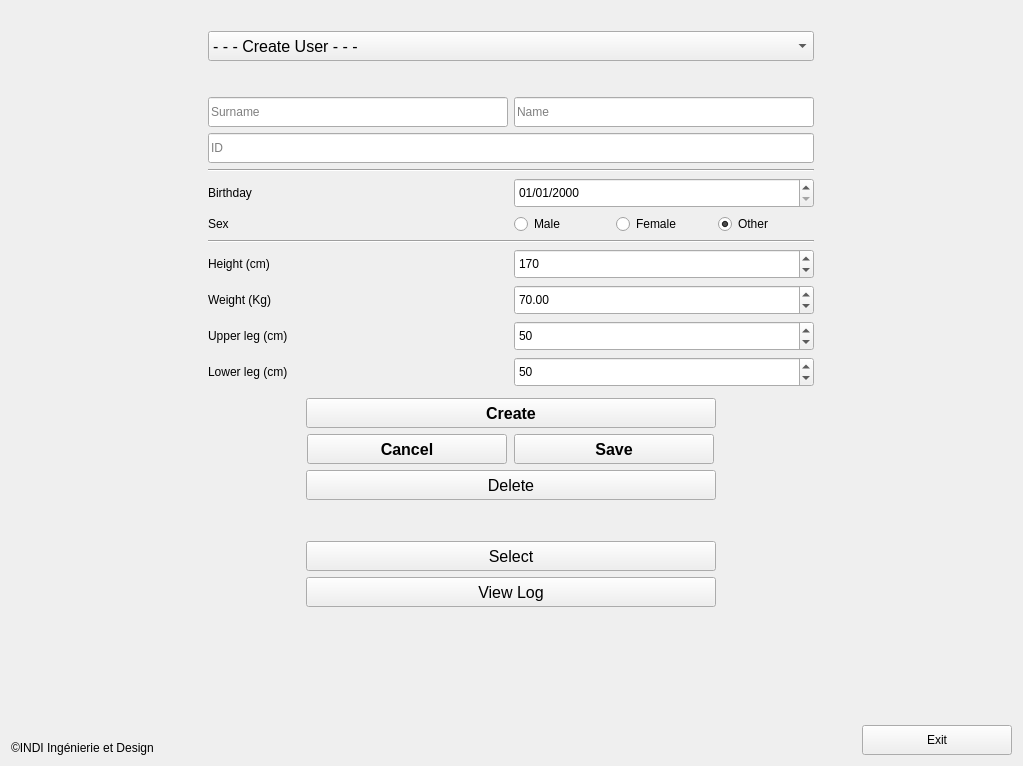
Before: the Qt Designer form src/gui_pkg/include/gui_pkg/select_user_form.ui in cristianbass01/GUI_robotic_exoskeleton, drawn with Qt 5.
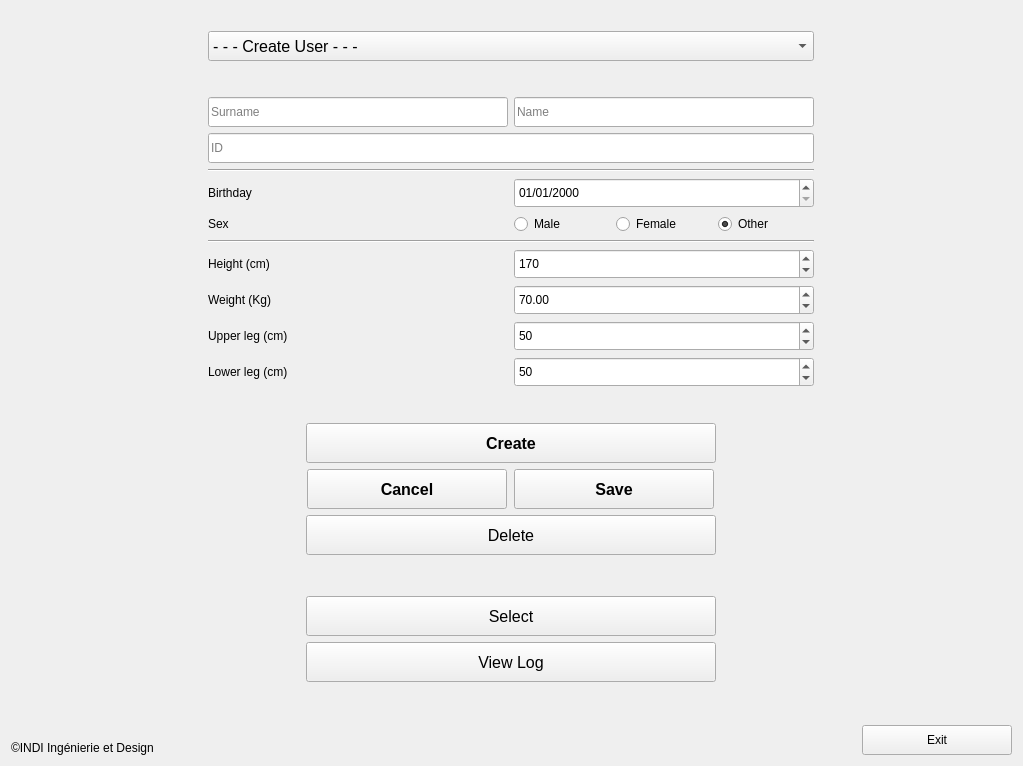
After: the same form once the commit is applied. Icons and pictures are not drawn.

The edit to the form file:
```diff
--- a/src/gui_pkg/include/gui_pkg/select_user_form.ui
+++ b/src/gui_pkg/include/gui_pkg/select_user_form.ui
@@ -370,7 +370,7 @@
            <property name="sizeHint" stdset="0">
             <size>
              <width>20</width>
-             <height>5</height>
+             <height>30</height>
             </size>
            </property>
           </spacer>
@@ -520,7 +520,7 @@
                <property name="minimumSize">
                 <size>
                  <width>0</width>
-                 <height>30</height>
+                 <height>40</height>
                 </size>
                </property>
                <property name="maximumSize">
@@ -551,7 +551,7 @@
                  <property name="minimumSize">
                   <size>
                    <width>0</width>
-                   <height>30</height>
+                   <height>40</height>
                   </size>
                  </property>
                  <property name="maximumSize">
@@ -577,7 +577,7 @@
                  <property name="minimumSize">
                   <size>
                    <width>0</width>
-                   <height>30</height>
+                   <height>40</height>
                   </size>
                  </property>
                  <property name="maximumSize">
@@ -605,7 +605,7 @@
                <property name="minimumSize">
                 <size>
                  <width>0</width>
-                 <height>30</height>
+                 <height>40</height>
                 </size>
                </property>
                <property name="maximumSize">
@@ -645,7 +645,7 @@
                <property name="minimumSize">
                 <size>
                  <width>0</width>
-                 <height>30</height>
+                 <height>40</height>
                 </size>
                </property>
                <property name="maximumSize">
@@ -669,7 +669,7 @@
                <property name="minimumSize">
                 <size>
                  <width>0</width>
-                 <height>30</height>
+                 <height>40</height>
                 </size>
                </property>
                <property name="maximumSize">
```
Left out of the diff: 4 changed lines with no effect on the pictures.
